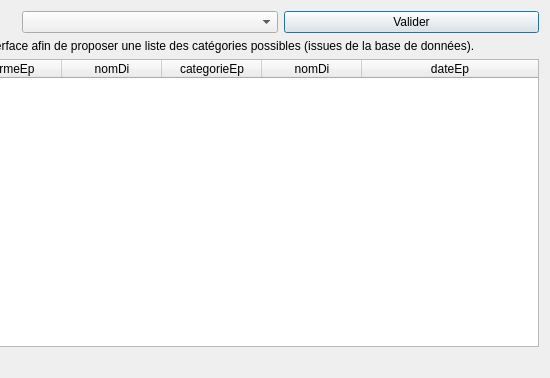
First picture: the form in projet/gui/fct_comp_2.ui, repository AEtheve/CEBD-PROJET-JO, before the edit; both pictures show x 250 to 800 and y 0 to 378 of the 800 by 378 pixel window.
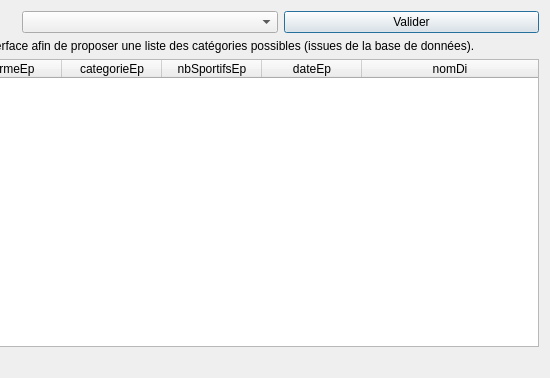
Second picture: the form after the edit.

```diff
--- a/projet/gui/fct_comp_2.ui
+++ b/projet/gui/fct_comp_2.ui
@@ -74,11 +74,6 @@
        <string>formeEp</string>
       </property>
      </column>
-     <column>
-      <property name="text">
-       <string>nomDi</string>
-      </property>
-     </column>
      <column>
       <property name="text">
        <string>categorieEp</string>
@@ -86,7 +81,7 @@
      </column>
      <column>
       <property name="text">
-       <string>nomDi</string>
+       <string>nbSportifsEp</string>
       </property>
      </column>
      <column>
@@ -94,6 +89,11 @@
        <string>dateEp</string>
       </property>
      </column>
+     <column>
+      <property name="text">
+       <string>nomDi</string>
+      </property>
+     </column>
     </widget>
    </item>
    <item row="3" column="0">
```
